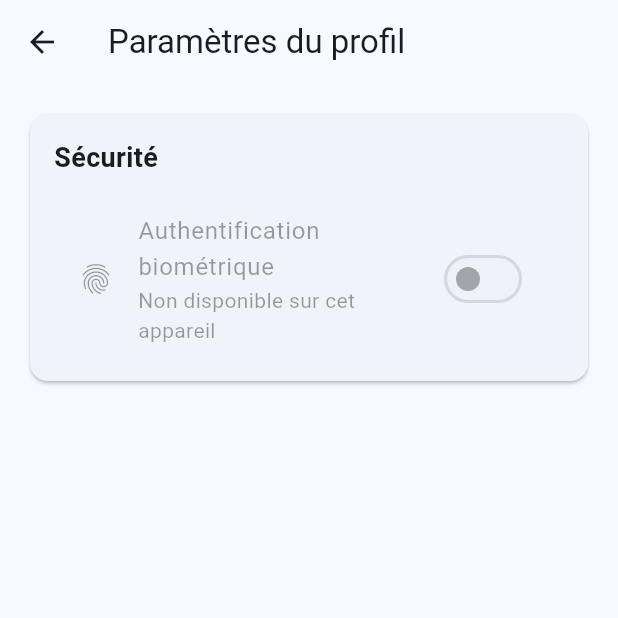
After one commit to Er-ramiQi/pfa-manager-password-app, a Flutter app: the screen it shows after launch, after a tap on "Se connecter", after a tap on the "settings" icon, on a phone screen of 412 x 824 dp, the top half of it. The commit adds this screen. Run offline on Flutter 3.47's test engine with Material 3 defaults, Android fonts, the phone set to English and light mode, and no system bars; our stand-ins replace flutter_slidable, local_auth, shared_preferences, sqflite; accounts and stored records are empty.

Commit message:
second commit

```diff
--- a/lib/main.dart
+++ b/lib/main.dart
@@ -2,14 +2,13 @@ import 'package:flutter/material.dart';
 import 'package:shared_preferences/shared_preferences.dart';
 import 'screens/auth/login_screen.dart';
 import 'screens/home_screen.dart';
-import 'screens/auth/register_screen.dart';
 
 void main() {
   runApp(const MyApp());
 }
 
 class MyApp extends StatelessWidget {
-  const MyApp({Key? key}) : super(key: key);
+  const MyApp({super.key});
 
   @override
   Widget build(BuildContext context) {
@@ -33,7 +32,7 @@ class MyApp extends StatelessWidget {
 }
 
 class AuthCheckScreen extends StatefulWidget {
-  const AuthCheckScreen({Key? key}) : super(key: key);
+  const AuthCheckScreen({super.key});
 
   @override
   State<AuthCheckScreen> createState() => _AuthCheckScreenState();
--- a/lib/screens/add_edit_password_screen.dart
+++ b/lib/screens/add_edit_password_screen.dart
@@ -6,7 +6,7 @@ import '../utils/password_generator.dart';
 class AddEditPasswordScreen extends StatefulWidget {
   final PasswordModel? password;
 
-  const AddEditPasswordScreen({Key? key, this.password}) : super(key: key);
+  const AddEditPasswordScreen({super.key, this.password});
 
   @override
   State<AddEditPasswordScreen> createState() => _AddEditPasswordScreenState();
--- a/lib/screens/auth/login_screen.dart
+++ b/lib/screens/auth/login_screen.dart
@@ -1,10 +1,14 @@
+// lib/screens/auth/login_screen.dart
 import 'package:flutter/material.dart';
 import '../../db/database_helper.dart';
+import '../../utils/biometric_auth.dart';
 import '../home_screen.dart';
+import '../profile_settings_screen.dart';
 import 'register_screen.dart';
+import 'package:shared_preferences/shared_preferences.dart';
 
 class LoginScreen extends StatefulWidget {
-  const LoginScreen({Key? key}) : super(key: key);
+  const LoginScreen({super.key});
 
   @override
   State<LoginScreen> createState() => _LoginScreenState();
@@ -15,8 +19,48 @@ class _LoginScreenState extends State<LoginScreen> {
   final _emailController = TextEditingController();
   final _passwordController = TextEditingController();
   bool _isLoading = false;
+  bool _biometricAvailable = false;
+  bool _biometricEnabled = false;
 
   final _databaseHelper = DatabaseHelper();
+
+  @override
+  void initState() {
+    super.initState();
+    _checkBiometricAvailability();
+  }
+
+  Future<void> _checkBiometricAvailability() async {
+    final isSupported = await BiometricAuth.isDeviceSupported();
+    final biometrics = await BiometricAuth.getAvailableBiometrics();
+    final isEnabled = await BiometricAuth.isBiometricEnabled();
+
+    setState(() {
+      _biometricAvailable = isSupported && biometrics.isNotEmpty;
+      _biometricEnabled = isEnabled;
+    });
+
+    // Si la biométrie est activée, tenter l'authentification automatiquement
+    if (_biometricAvailable && _biometricEnabled) {
+      _authenticateWithBiometrics();
+    }
+  }
+
+  Future<void> _authenticateWithBiometrics() async {
+    final authenticated = await BiometricAuth.authenticate();
+    if (authenticated) {
+      final prefs = await SharedPreferences.getInstance();
+      // Enregistrer que l'utilisateur est connecté
+      await prefs.setBool('isLoggedIn', true);
+
+      // Redirection vers l'écran principal
+      if (mounted) {
+        Navigator.of(context).pushReplacement(
+          MaterialPageRoute(builder: (_) => const HomeScreen()),
+        );
+      }
+    }
+  }
 
   Future<void> _login() async {
     if (_formKey.currentState!.validate()) {
@@ -35,22 +79,32 @@ class _LoginScreenState extends State<LoginScreen> {
         });
 
         if (isAuthenticated) {
+          final prefs = await SharedPreferences.getInstance();
+          // Enregistrer que l'utilisateur est connecté
+          await prefs.setBool('isLoggedIn', true);
+
           // Navigation vers l'écran principal
+          if (mounted) {
             Navigator.of(context).pushReplacement(
               MaterialPageRoute(builder: (_) => const HomeScreen()),
             );
+          }
         } else {
+          if (mounted) {
             ScaffoldMessenger.of(context).showSnackBar(
               const SnackBar(content: Text('Email ou mot de passe incorrect')),
             );
+          }
         }
       } catch (e) {
         setState(() {
           _isLoading = false;
         });
+        if (mounted) {
           ScaffoldMessenger.of(context).showSnackBar(
             SnackBar(content: Text('Erreur: ${e.toString()}')),
           );
+        }
       }
     }
   }
@@ -67,6 +121,19 @@ class _LoginScreenState extends State<LoginScreen> {
     return Scaffold(
       appBar: AppBar(
         title: const Text('Connexion'),
+        actions: [
+          IconButton(
+            icon: const Icon(Icons.settings),
+            onPressed: () {
+              Navigator.of(context).push(
+                MaterialPageRoute(builder: (_) => const ProfileSettingsScreen()),
+              ).then((_) {
+                // Rafraîchir l'état de la biométrie lorsque l'utilisateur revient
+                _checkBiometricAvailability();
+              });
+            },
+          ),
+        ],
       ),
       body: Center(
         child: SingleChildScrollView(
@@ -131,6 +198,14 @@ class _LoginScreenState extends State<LoginScreen> {
                         )
                       : const Text('Se connecter'),
                 ),
+                if (_biometricAvailable && _biometricEnabled) ...[
+                  const SizedBox(height: 16),
+                  TextButton.icon(
+                    onPressed: _authenticateWithBiometrics,
+                    icon: const Icon(Icons.fingerprint),
+                    label: const Text('Se connecter avec la biométrie'),
+                  ),
+                ],
                 const SizedBox(height: 16),
                 TextButton(
                   onPressed: () {
--- a/lib/screens/auth/register_screen.dart
+++ b/lib/screens/auth/register_screen.dart
@@ -1,9 +1,8 @@
 import 'package:flutter/material.dart';
 import '../../db/database_helper.dart';
-import 'login_screen.dart';
 
 class RegisterScreen extends StatefulWidget {
-  const RegisterScreen({Key? key}) : super(key: key);
+  const RegisterScreen({super.key});
 
   @override
   State<RegisterScreen> createState() => _RegisterScreenState();
--- a/lib/screens/password_details_screen.dart
+++ b/lib/screens/password_details_screen.dart
@@ -7,7 +7,7 @@ import 'add_edit_password_screen.dart';
 class PasswordDetailsScreen extends StatefulWidget {
   final PasswordModel password;
 
-  const PasswordDetailsScreen({Key? key, required this.password}) : super(key: key);
+  const PasswordDetailsScreen({super.key, required this.password});
 
   @override
   State<PasswordDetailsScreen> createState() => _PasswordDetailsScreenState();
--- a/lib/screens/password_generator_screen.dart
+++ b/lib/screens/password_generator_screen.dart
@@ -3,7 +3,7 @@ import 'package:flutter/services.dart';
 import '../utils/password_generator.dart';
 
 class PasswordGeneratorScreen extends StatefulWidget {
-  const PasswordGeneratorScreen({Key? key}) : super(key: key);
+  const PasswordGeneratorScreen({super.key});
 
   @override
   State<PasswordGeneratorScreen> createState() => _PasswordGeneratorScreenState();
--- /dev/null
+++ b/lib/screens/profile_settings_screen.dart
@@ -0,0 +1,130 @@
+// lib/screens/profile_settings_screen.dart
+import 'package:flutter/material.dart';
+import 'package:local_auth/local_auth.dart'; // Ajout de cet import pour BiometricType
+import '../utils/biometric_auth.dart';
+
+class ProfileSettingsScreen extends StatefulWidget {
+  const ProfileSettingsScreen({super.key});
+
+  @override
+  State<ProfileSettingsScreen> createState() => _ProfileSettingsScreenState();
+}
+
+class _ProfileSettingsScreenState extends State<ProfileSettingsScreen> {
+  bool _isBiometricAvailable = false;
+  bool _isBiometricEnabled = false;
+  bool _isLoading = true;
+  List<String> _availableBiometrics = [];
+
+  @override
+  void initState() {
+    super.initState();
+    _loadSettings();
+  }
+
+  Future<void> _loadSettings() async {
+    setState(() {
+      _isLoading = true;
+    });
+
+    // Vérifier si l'appareil supporte l'authentification biométrique
+    final isSupported = await BiometricAuth.isDeviceSupported();
+
+    if (isSupported) {
+      // Récupérer les types d'authentification disponibles
+      final biometrics = await BiometricAuth.getAvailableBiometrics();
+      final biometricsList = biometrics.map((type) {
+        switch (type) {
+          case BiometricType.face:
+            return 'Reconnaissance faciale';
+          case BiometricType.fingerprint:
+            return 'Empreinte digitale';
+          case BiometricType.iris:
+            return 'Iris';
+          case BiometricType.strong:
+            return 'Authentification forte';
+          case BiometricType.weak:
+            return 'Authentification faible';
+          default:
+            return 'Inconnu';
+        }
+      }).toList();
+
+      // Vérifier si l'authentification biométrique est activée
+      final isEnabled = await BiometricAuth.isBiometricEnabled();
+
+      setState(() {
+        _isBiometricAvailable = biometrics.isNotEmpty;
+        _availableBiometrics = biometricsList;
+        _isBiometricEnabled = isEnabled;
+      });
+    }
+
+    setState(() {
+      _isLoading = false;
+    });
+  }
+
+  Future<void> _toggleBiometric(bool value) async {
+    final success = await BiometricAuth.setBiometricEnabled(value);
+    if (success) {
+      setState(() {
+        _isBiometricEnabled = value;
+      });
+      ScaffoldMessenger.of(context).showSnackBar(
+        SnackBar(
+          content: Text('Authentification biométrique ${value ? 'activée' : 'désactivée'}'),
+        ),
+      );
+    } else {
+      ScaffoldMessenger.of(context).showSnackBar(
+        const SnackBar(
+          content: Text('Erreur lors de la modification des paramètres'),
+        ),
+      );
+    }
+  }
+
+  @override
+  Widget build(BuildContext context) {
+    return Scaffold(
+      appBar: AppBar(
+        title: const Text('Paramètres du profil'),
+      ),
+      body: _isLoading
+          ? const Center(child: CircularProgressIndicator())
+          : ListView(
+              padding: const EdgeInsets.all(16.0),
+              children: [
+                Card(
+                  child: Padding(
+                    padding: const EdgeInsets.all(16.0),
+                    child: Column(
+                      crossAxisAlignment: CrossAxisAlignment.start,
+                      children: [
+                        const Text(
+                          'Sécurité',
+                          style: TextStyle(
+                            fontSize: 18,
+                            fontWeight: FontWeight.bold,
+                          ),
+                        ),
+                        const SizedBox(height: 16),
+                        SwitchListTile(
+                          title: const Text('Authentification biométrique'),
+                          subtitle: Text(_isBiometricAvailable
+                              ? 'Utiliser ${_availableBiometrics.join(', ')} pour vous connecter'
+                              : 'Non disponible sur cet appareil'),
+                          value: _isBiometricEnabled,
+                          onChanged: _isBiometricAvailable ? _toggleBiometric : null,
+                          secondary: const Icon(Icons.fingerprint),
+                        ),
+                      ],
+                    ),
+                  ),
+                ),
+              ],
+            ),
+    );
+  }
+}
--- /dev/null
+++ b/lib/utils/biometric_auth.dart
@@ -0,0 +1,53 @@
+import 'package:flutter/services.dart';
+import 'package:local_auth/local_auth.dart';
+import 'package:shared_preferences/shared_preferences.dart';
+
+class BiometricAuth {
+  static final LocalAuthentication _auth = LocalAuthentication();
+  static const String _biometricEnabledKey = 'biometric_enabled';
+
+  // Vérifier si l'appareil supporte l'authentification biométrique
+  static Future<bool> isDeviceSupported() async {
+    try {
+      return await _auth.isDeviceSupported();
+    } on PlatformException catch (_) {
+      return false;
+    }
+  }
+
+  // Vérifier les types d'authentification biométrique disponibles
+  static Future<List<BiometricType>> getAvailableBiometrics() async {
+    try {
+      return await _auth.getAvailableBiometrics();
+    } on PlatformException catch (_) {
+      return [];
+    }
+  }
+
+  // Activer/désactiver l'authentification biométrique
+  static Future<bool> setBiometricEnabled(bool enabled) async {
+    final prefs = await SharedPreferences.getInstance();
+    return prefs.setBool(_biometricEnabledKey, enabled);
+  }
+
+  // Vérifier si l'authentification biométrique est activée
+  static Future<bool> isBiometricEnabled() async {
+    final prefs = await SharedPreferences.getInstance();
+    return prefs.getBool(_biometricEnabledKey) ?? false;
+  }
+
+  // Authentifier l'utilisateur
+  static Future<bool> authenticate() async {
+    try {
+      return await _auth.authenticate(
+        localizedReason: 'Veuillez utiliser votre empreinte digitale ou votre visage pour vous connecter',
+        options: const AuthenticationOptions(
+          stickyAuth: true,
+          biometricOnly: true,
+        ),
+      );
+    } on PlatformException catch (_) {
+      return false;
+    }
+  }
+}
--- a/lib/widgets/password_list_item.dart
+++ b/lib/widgets/password_list_item.dart
@@ -10,12 +10,12 @@ class PasswordListItem extends StatelessWidget {
   final VoidCallback onDelete;
 
   const PasswordListItem({
-    Key? key,
+    super.key,
     required this.password,
     required this.onTap,
     required this.onEdit,
     required this.onDelete,
-  }) : super(key: key);
+  });
 
   @override
   Widget build(BuildContext context) {
--- a/pubspec.yaml
+++ b/pubspec.yaml
@@ -17,6 +17,7 @@ dependencies:
   intl: ^0.19.0
   crypto: ^3.0.3
   random_string: ^2.3.1
+  local_auth: ^2.1.7
 
 dev_dependencies:
   flutter_test:
```
Also changed, not shown: lib/screens/home_screen.dart (+11 -2 lines), pubspec.lock, 4 other files. Lines whose indentation alone changed are shown as unchanged.
